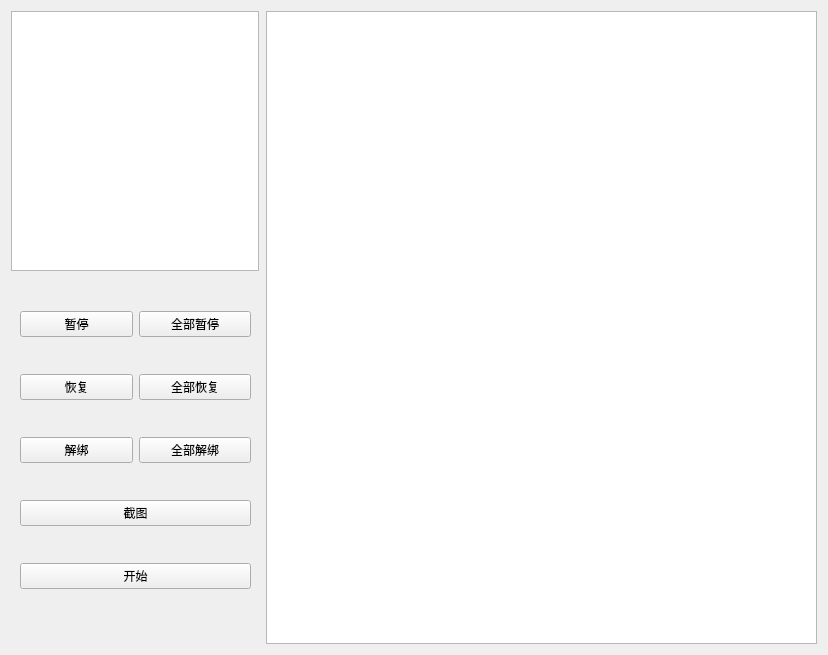
This is ui/RunWindow.ui in Thetrint/snow-elves as Qt 5 draws it before an edit. The edited form follows.
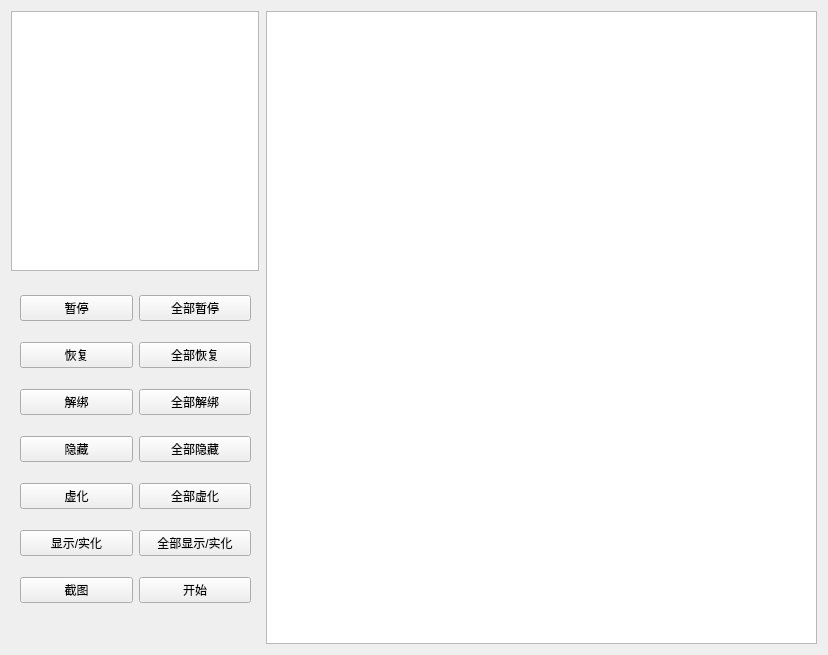
This is the edited form.

Diff of the .ui file:
```diff
--- a/ui/RunWindow.ui
+++ b/ui/RunWindow.ui
@@ -133,41 +133,79 @@
          </sizepolicy>
         </property>
         <layout class="QGridLayout" name="gridLayout">
-         <item row="4" column="0" colspan="2">
-          <widget class="QPushButton" name="pushButton_7">
+         <item row="4" column="1">
+          <widget class="QPushButton" name="pushButton_10">
            <property name="text">
-            <string>开始</string>
+            <string>全部隐藏</string>
            </property>
           </widget>
          </item>
-         <item row="1" column="1">
-          <widget class="QPushButton" name="pushButton_4">
-           <property name="text">
-            <string>全部恢复</string>
-           </property>
-          </widget>
-         </item>
-         <item row="1" column="0">
+         <item row="2" column="0">
           <widget class="QPushButton" name="pushButton_3">
            <property name="text">
             <string>恢复</string>
            </property>
           </widget>
          </item>
-         <item row="2" column="0">
+         <item row="5" column="1">
+          <widget class="QPushButton" name="pushButton_14">
+           <property name="text">
+            <string>全部虚化</string>
+           </property>
+          </widget>
+         </item>
+         <item row="4" column="0">
+          <widget class="QPushButton" name="pushButton_9">
+           <property name="text">
+            <string>隐藏</string>
+           </property>
+          </widget>
+         </item>
+         <item row="0" column="0">
+          <widget class="QPushButton" name="pushButton">
+           <property name="styleSheet">
+            <string notr="true"/>
+           </property>
+           <property name="text">
+            <string>暂停</string>
+           </property>
+          </widget>
+         </item>
+         <item row="3" column="0">
           <widget class="QPushButton" name="pushButton_5">
            <property name="text">
             <string>解绑</string>
            </property>
           </widget>
          </item>
-         <item row="2" column="1">
+         <item row="3" column="1">
           <widget class="QPushButton" name="pushButton_6">
            <property name="text">
             <string>全部解绑</string>
            </property>
           </widget>
          </item>
+         <item row="5" column="0">
+          <widget class="QPushButton" name="pushButton_13">
+           <property name="text">
+            <string>虚化</string>
+           </property>
+          </widget>
+         </item>
+         <item row="6" column="0">
+          <widget class="QPushButton" name="pushButton_11">
+           <property name="text">
+            <string>显示/实化</string>
+           </property>
+          </widget>
+         </item>
+         <item row="6" column="1">
+          <widget class="QPushButton" name="pushButton_12">
+           <property name="text">
+            <string>全部显示/实化</string>
+           </property>
+          </widget>
+         </item>
          <item row="0" column="1">
           <widget class="QPushButton" name="pushButton_2">
            <property name="text">
@@ -175,23 +213,27 @@
            </property>
           </widget>
          </item>
-         <item row="0" column="0">
-          <widget class="QPushButton" name="pushButton">
-           <property name="styleSheet">
-            <string notr="true"/>
-           </property>
+         <item row="2" column="1">
+          <widget class="QPushButton" name="pushButton_4">
            <property name="text">
-            <string>暂停</string>
+            <string>全部恢复</string>
            </property>
           </widget>
          </item>
-         <item row="3" column="0" colspan="2">
+         <item row="7" column="0">
           <widget class="QPushButton" name="pushButton_8">
            <property name="text">
             <string>截图</string>
            </property>
           </widget>
          </item>
+         <item row="7" column="1">
+          <widget class="QPushButton" name="pushButton_7">
+           <property name="text">
+            <string>开始</string>
+           </property>
+          </widget>
+         </item>
         </layout>
        </widget>
       </item>
```
